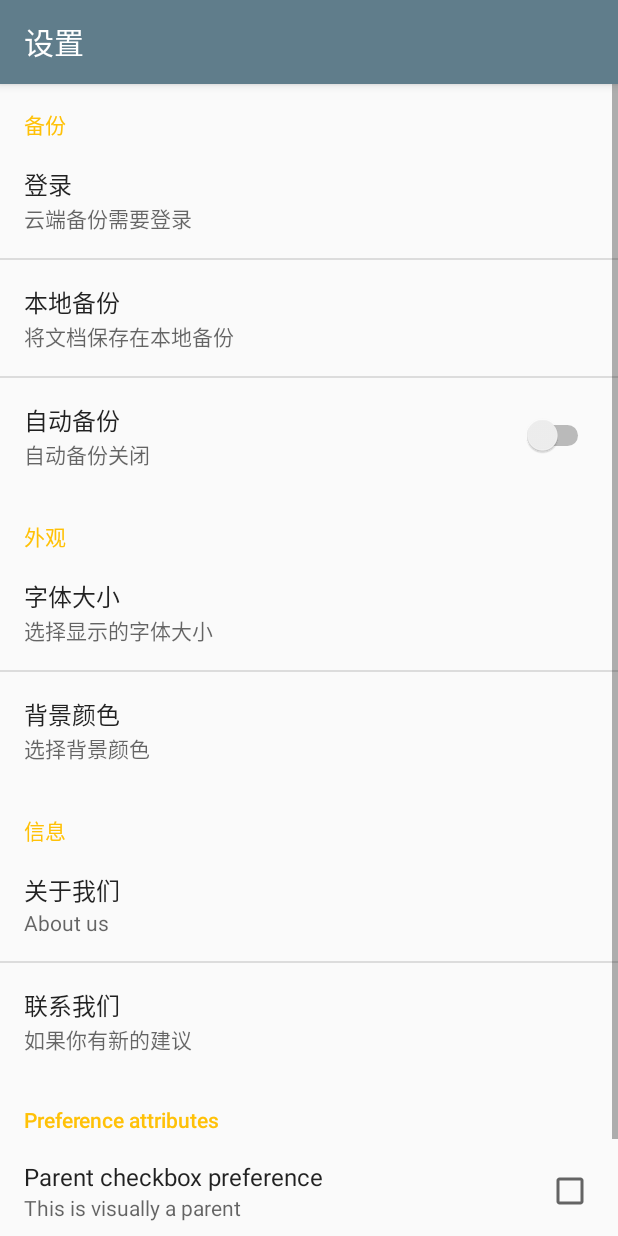
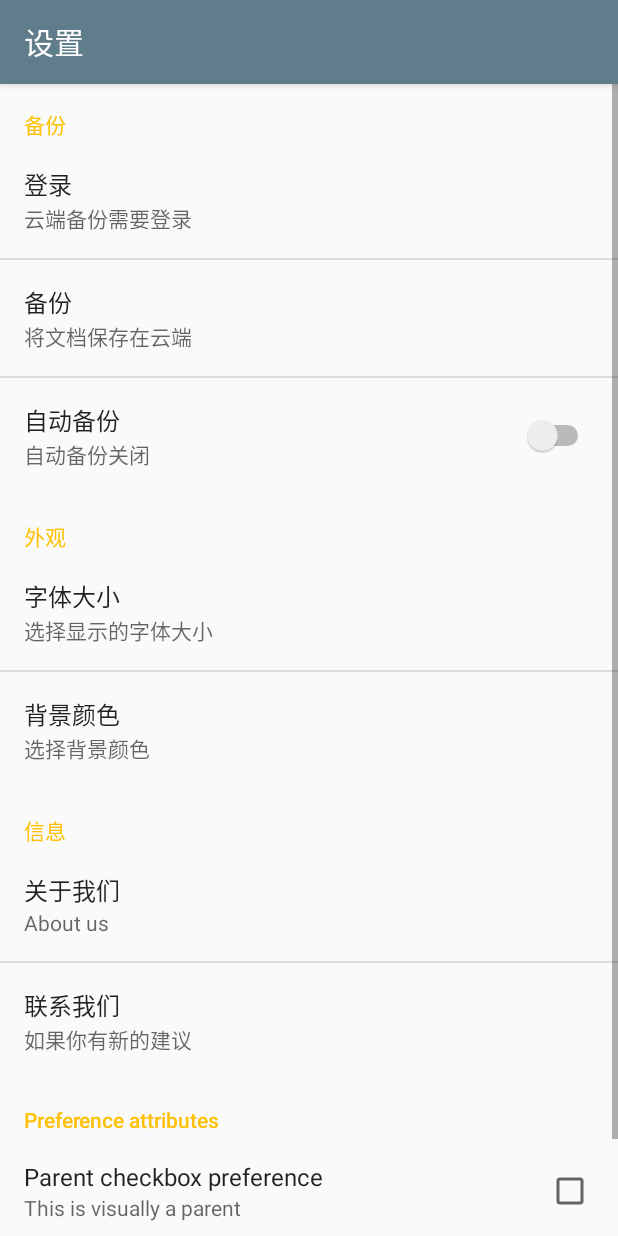
Before and after one commit to Noob-I-Am/Notepad2_final, an Android app: the screen it shows after launch (SettingsActivity), in the options menu, after a tap on "设置", on a phone screen of 412 x 824 dp. Run offline under Robolectric (Android 15) with nearby library versions, the phone set to English and light mode, and no system bars; libraries missing offline, so code that uses them is left out: cn.carbs.android.

Commit message:
Merge branch 'master' of E:\JAVA\android201705\Notepad2 with conflicts.

```diff
--- a/app/src/main/AndroidManifest.xml
+++ b/app/src/main/AndroidManifest.xml
@@ -68,9 +68,7 @@
         <activity android:name=".Login_Activity" />
         <activity android:name=".Register_Activity" />
         <activity android:name=".Forgetpwd_Activity" />
-        <activity android:name=".Updatepwd_Activity">
-            `
-        </activity>
+        <activity android:name=".Updatepwd_Activity"></activity>
         <service
             android:name=".Service.Backup_Service"
             android:exported="false"></service>
--- a/app/src/main/java/edu/fjnu/birdie/notepad2/Data/Text.java
+++ b/app/src/main/java/edu/fjnu/birdie/notepad2/Data/Text.java
@@ -9,6 +9,8 @@ public class Text implements Serializable {
     String contain;
     String date;
     String dirid;
+    private static final long serialVersionUID = 599271540097165139l;
+
     public String getId() {
         return id;
     }
--- a/app/src/main/res/menu/menu_main.xml
+++ b/app/src/main/res/menu/menu_main.xml
@@ -6,6 +6,11 @@
         android:id="@+id/action_settings"
         android:orderInCategory="100"
         android:title="@string/action_settings"
+        app:showAsAction="never" />
+    <item
+        android:id="@+id/action_backup"
+        android:orderInCategory="105"
+        android:title="备份"
         app:showAsAction="never" />
     <item
         android:id="@+id/action_deleted"
--- a/app/src/main/res/xml/preference_settings.xml
+++ b/app/src/main/res/xml/preference_settings.xml
@@ -14,8 +14,8 @@
                 />
         </PreferenceScreen>
 
-        <PreferenceScreen android:summary="将文档保存在本地备份"
-            android:title="本地备份"
+        <PreferenceScreen android:summary="将文档保存在云端"
+            android:title="备份"
             android:enabled="true"
             >
             <intent
@@ -64,7 +64,7 @@
             android:title="关于我们"
              >
             <intent
-                android:action="android.intent.action.MAIN"
+                android:action="android.intent.action.BACK_UP_SERVICE"
                 android:targetPackage="edu.fjnu.birdie.notepad2"
                 android:targetClass="edu.fjnu.birdie.notepad2.AboutUsActivity"
                 />
```
Also changed, not shown: app/src/main/java/edu/fjnu/birdie/notepad2/Backup_Service.java (renamed from app/src/main/java/edu/fjnu/birdie/notepad2/Service/Backup_Service.java, +4 -3 lines), app/src/main/java/edu/fjnu/birdie/notepad2/MainActivity.java (+34 -0 lines), app/src/main/java/edu/fjnu/birdie/notepad2/function/User_function.java (+14 -19 lines).
